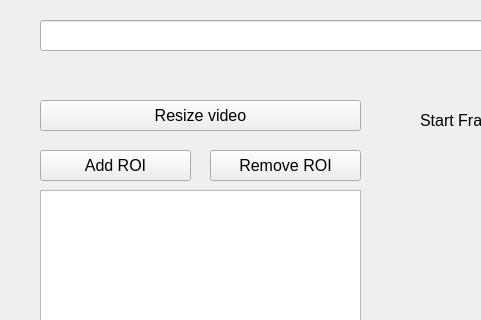
Old version of the form MiTrace/gui/main.ui in the repository bian-lab/MiTrace; both pictures show x 0 to 481 and y 0 to 320 of the 950 by 730 pixel window.
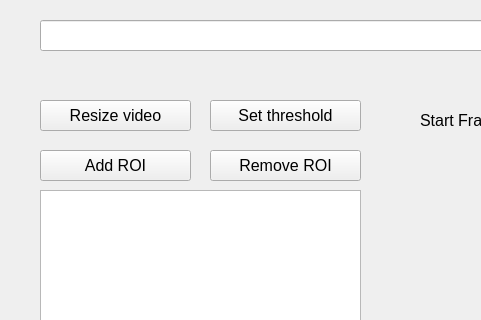
New version of the form.

```diff
--- a/MiTrace/gui/main.ui
+++ b/MiTrace/gui/main.ui
@@ -221,7 +221,7 @@
      <rect>
       <x>40</x>
       <y>100</y>
-      <width>321</width>
+      <width>151</width>
       <height>31</height>
      </rect>
     </property>
@@ -314,6 +314,25 @@
      <string/>
     </property>
    </widget>
+   <widget class="QPushButton" name="thresholdBt">
+    <property name="geometry">
+     <rect>
+      <x>210</x>
+      <y>100</y>
+      <width>151</width>
+      <height>31</height>
+     </rect>
+    </property>
+    <property name="font">
+     <font>
+      <family>Microsoft JhengHei UI</family>
+      <pointsize>12</pointsize>
+     </font>
+    </property>
+    <property name="text">
+     <string>Set threshold</string>
+    </property>
+   </widget>
   </widget>
   <widget class="QStatusBar" name="statusbar"/>
  </widget>
```
Left out of the diff: 13 changed lines with no effect on the pictures.
